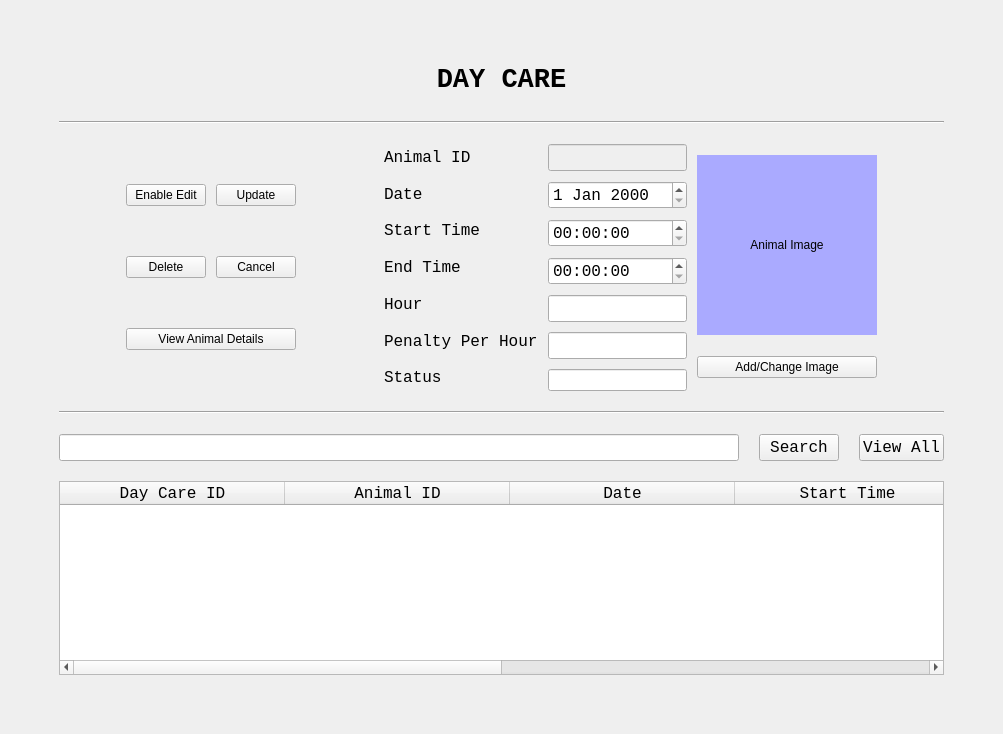
ASNaeem/Simple-VCMS, file DayCareUI.ui: the form before one commit.
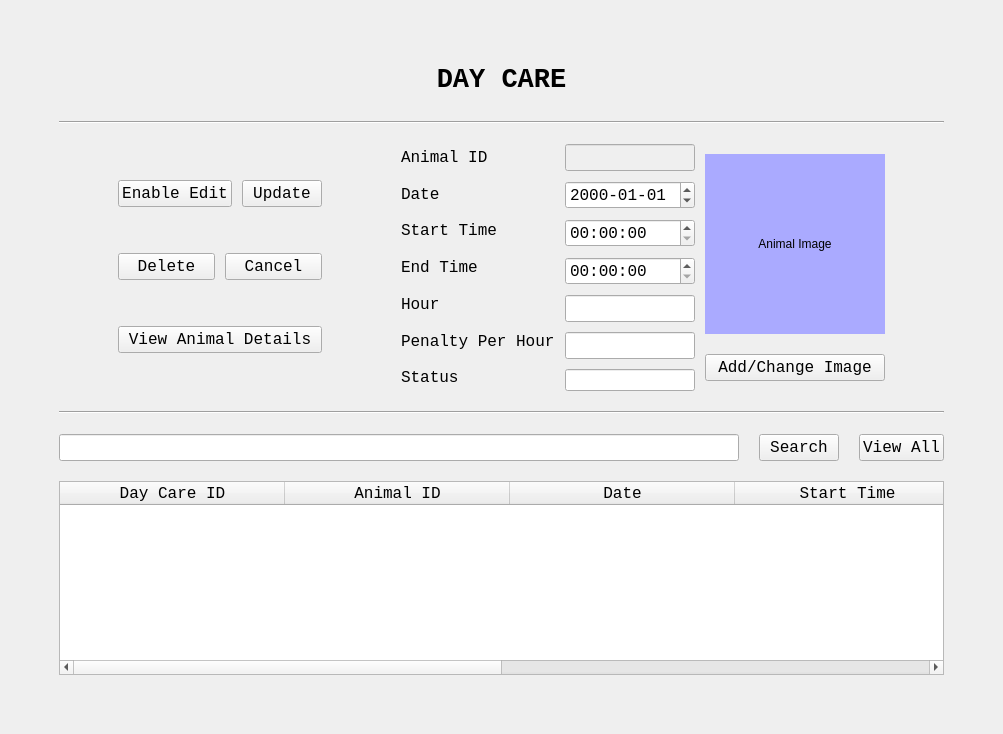
The form after the commit.

Diff of the .ui file:
```diff
--- a/DayCareUI.ui
+++ b/DayCareUI.ui
@@ -100,6 +100,15 @@
             </property>
             <item>
              <widget class="QPushButton" name="button_care_edit">
+              <property name="font">
+               <font>
+                <family>Courier New</family>
+                <pointsize>12</pointsize>
+               </font>
+              </property>
+              <property name="cursor">
+               <cursorShape>PointingHandCursor</cursorShape>
+              </property>
               <property name="text">
                <string>Enable Edit</string>
               </property>
@@ -107,6 +116,15 @@
             </item>
             <item>
              <widget class="QPushButton" name="button_care_update">
+              <property name="font">
+               <font>
+                <family>Courier New</family>
+                <pointsize>12</pointsize>
+               </font>
+              </property>
+              <property name="cursor">
+               <cursorShape>PointingHandCursor</cursorShape>
+              </property>
               <property name="text">
                <string>Update</string>
               </property>
@@ -121,6 +139,15 @@
             </property>
             <item>
              <widget class="QPushButton" name="button_care_delete">
+              <property name="font">
+               <font>
+                <family>Courier New</family>
+                <pointsize>12</pointsize>
+               </font>
+              </property>
+              <property name="cursor">
+               <cursorShape>PointingHandCursor</cursorShape>
+              </property>
               <property name="text">
                <string>Delete</string>
               </property>
@@ -128,6 +155,15 @@
             </item>
             <item>
              <widget class="QPushButton" name="button_care_cancel">
+              <property name="font">
+               <font>
+                <family>Courier New</family>
+                <pointsize>12</pointsize>
+               </font>
+              </property>
+              <property name="cursor">
+               <cursorShape>PointingHandCursor</cursorShape>
+              </property>
               <property name="text">
                <string>Cancel</string>
               </property>
@@ -137,6 +173,15 @@
           </item>
           <item>
            <widget class="QPushButton" name="button_care_details">
+            <property name="font">
+             <font>
+              <family>Courier New</family>
+              <pointsize>12</pointsize>
+             </font>
+            </property>
+            <property name="cursor">
+             <cursorShape>PointingHandCursor</cursorShape>
+            </property>
             <property name="text">
              <string>View Animal Details</string>
             </property>
@@ -285,6 +330,9 @@
                   <pointsize>12</pointsize>
                  </font>
                 </property>
+                <property name="displayFormat">
+                 <string>yyyy-MM-dd</string>
+                </property>
                </widget>
               </item>
               <item>
@@ -382,6 +430,12 @@
             </item>
             <item row="1" column="0">
              <widget class="QPushButton" name="button_care_image">
+              <property name="font">
+               <font>
+                <family>Courier New</family>
+                <pointsize>12</pointsize>
+               </font>
+              </property>
               <property name="text">
                <string>Add/Change Image</string>
               </property>
```
